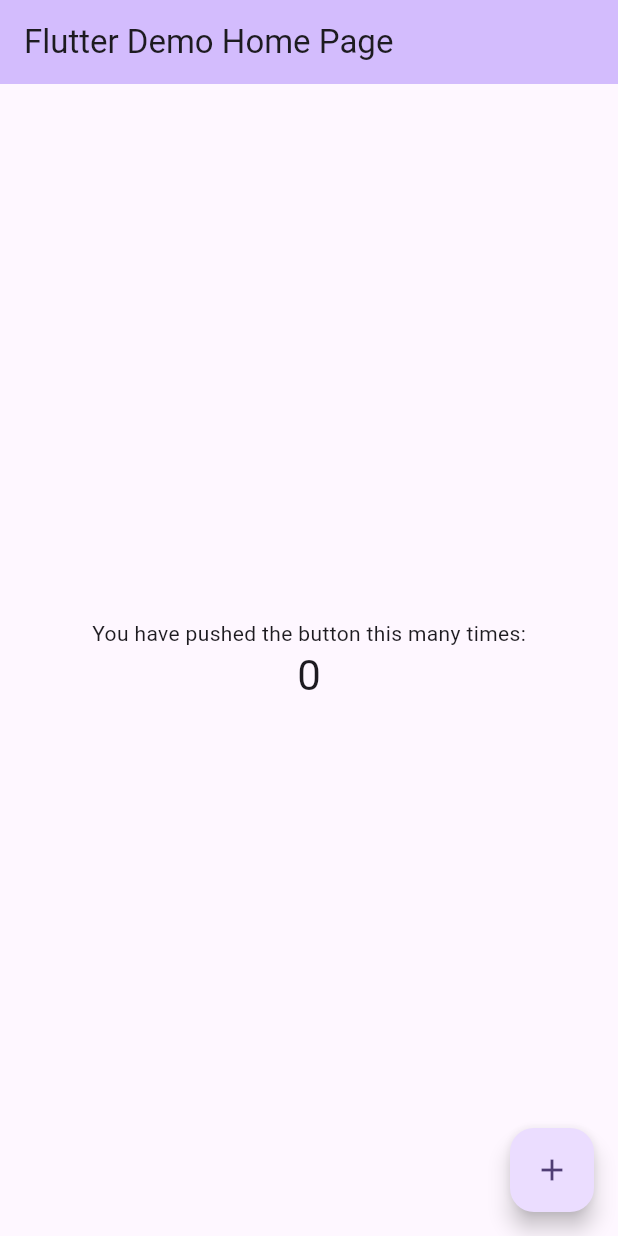
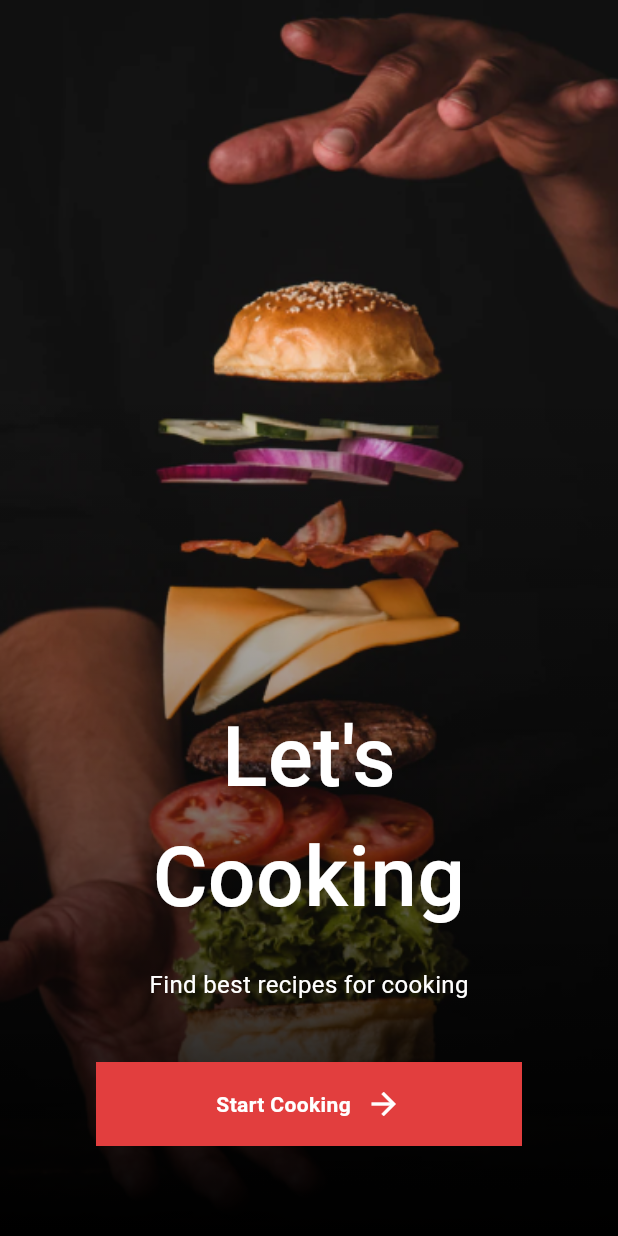
Before and after one commit to getgitedd/flutter_application_shopcart_figma, a Flutter app: the screen it shows after launch, on a phone screen of 412 x 824 dp. Run offline on Flutter 3.47's test engine with Material 3 defaults, Android fonts, the phone set to English and light mode, and no system bars.

Commit message:
initial commit

```diff
--- a/lib/main.dart
+++ b/lib/main.dart
@@ -1,4 +1,6 @@
 import 'package:flutter/material.dart';
+
+import 'package:flutter_application_neww/view/on_boardingScreen/onboradingscreen.dart';
 
 void main() {
   runApp(const MyApp());
@@ -11,115 +13,6 @@
   @override
   Widget build(BuildContext context) {
     return MaterialApp(
-      title: 'Flutter Demo',
-      theme: ThemeData(
-        // This is the theme of your application.
-        //
-        // TRY THIS: Try running your application with "flutter run". You'll see
-        // the application has a purple toolbar. Then, without quitting the app,
-        // try changing the seedColor in the colorScheme below to Colors.green
-        // and then invoke "hot reload" (save your changes or press the "hot
-        // reload" button in a Flutter-supported IDE, or press "r" if you used
-        // the command line to start the app).
-        //
-        // Notice that the counter didn't reset back to zero; the application
-        // state is not lost during the reload. To reset the state, use hot
-        // restart instead.
-        //
-        // This works for code too, not just values: Most code changes can be
-        // tested with just a hot reload.
-        colorScheme: ColorScheme.fromSeed(seedColor: Colors.deepPurple),
-        useMaterial3: true,
-      ),
-      home: const MyHomePage(title: 'Flutter Demo Home Page'),
-    );
+        debugShowCheckedModeBanner: false, home: OnboardingScreen());
   }
 }
-
-class MyHomePage extends StatefulWidget {
-  const MyHomePage({super.key, required this.title});
-
-  // This widget is the home page of your application. It is stateful, meaning
-  // that it has a State object (defined below) that contains fields that affect
-  // how it looks.
-
-  // This class is the configuration for the state. It holds the values (in this
-  // case the title) provided by the parent (in this case the App widget) and
-  // used by the build method of the State. Fields in a Widget subclass are
-  // always marked "final".
-
-  final String title;
-
-  @override
-  State<MyHomePage> createState() => _MyHomePageState();
-}
-
-class _MyHomePageState extends State<MyHomePage> {
-  int _counter = 0;
-
-  void _incrementCounter() {
-    setState(() {
-      // This call to setState tells the Flutter framework that something has
-      // changed in this State, which causes it to rerun the build method below
-      // so that the display can reflect the updated values. If we changed
-      // _counter without calling setState(), then the build method would not be
-      // called again, and so nothing would appear to happen.
-      _counter++;
-    });
-  }
-
-  @override
-  Widget build(BuildContext context) {
-    // This method is rerun every time setState is called, for instance as done
-    // by the _incrementCounter method above.
-    //
-    // The Flutter framework has been optimized to make rerunning build methods
-    // fast, so that you can just rebuild anything that needs updating rather
-    // than having to individually change instances of widgets.
-    return Scaffold(
-      appBar: AppBar(
-        // TRY THIS: Try changing the color here to a specific color (to
-        // Colors.amber, perhaps?) and trigger a hot reload to see the AppBar
-        // change color while the other colors stay the same.
-        backgroundColor: Theme.of(context).colorScheme.inversePrimary,
-        // Here we take the value from the MyHomePage object that was created by
-        // the App.build method, and use it to set our appbar title.
-        title: Text(widget.title),
-      ),
-      body: Center(
-        // Center is a layout widget. It takes a single child and positions it
-        // in the middle of the parent.
-        child: Column(
-          // Column is also a layout widget. It takes a list of children and
-          // arranges them vertically. By default, it sizes itself to fit its
-          // children horizontally, and tries to be as tall as its parent.
-          //
-          // Column has various properties to control how it sizes itself and
-          // how it positions its children. Here we use mainAxisAlignment to
-          // center the children vertically; the main axis here is the vertical
-          // axis because Columns are vertical (the cross axis would be
-          // horizontal).
-          //
-          // TRY THIS: Invoke "debug painting" (choose the "Toggle Debug Paint"
-          // action in the IDE, or press "p" in the console), to see the
-          // wireframe for each widget.
-          mainAxisAlignment: MainAxisAlignment.center,
-          children: <Widget>[
-            const Text(
-              'You have pushed the button this many times:',
-            ),
-            Text(
-              '$_counter',
-              style: Theme.of(context).textTheme.headlineMedium,
-            ),
-          ],
-        ),
-      ),
-      floatingActionButton: FloatingActionButton(
-        onPressed: _incrementCounter,
-        tooltip: 'Increment',
-        child: const Icon(Icons.add),
-      ), // This trailing comma makes auto-formatting nicer for build methods.
-    );
-  }
-}
--- /dev/null
+++ b/lib/model/utils/constants/color_connstants.dart
@@ -0,0 +1,5 @@
+import 'package:flutter/material.dart';
+
+class ColorConstants {
+  static const Color primaryColor = Color(0xFFE23E3E);
+}
--- /dev/null
+++ b/lib/model/utils/constants/image_constants.dart
@@ -0,0 +1,4 @@
+class ImageConstants {
+  static const String ONBOARDING_SCREEN_BG =
+      "assets/images/onboarding_background.png";
+}
--- /dev/null
+++ b/lib/view/on_boardingScreen/onboradingscreen.dart
@@ -0,0 +1,96 @@
+import 'package:flutter/material.dart';
+import 'package:flutter_application_neww/model/utils/constants/color_connstants.dart';
+import 'package:flutter_application_neww/model/utils/constants/image_constants.dart';
+
+class OnboardingScreen extends StatelessWidget {
+  const OnboardingScreen({super.key});
+
+  @override
+  Widget build(BuildContext context) {
+    return Scaffold(
+      body: Stack(
+        children: [
+          _background_image(),
+          _buildgradient_section(),
+        ],
+      ),
+    );
+  }
+
+  Widget _buildgradient_section() {
+    return Positioned(
+      bottom: 0,
+      left: 0,
+      right: 0,
+      child: Container(
+        padding: const EdgeInsets.symmetric(horizontal: 64, vertical: 60),
+        decoration: BoxDecoration(
+          gradient: LinearGradient(
+            colors: [Colors.transparent, Colors.black],
+            begin: Alignment.topCenter,
+            end: Alignment.bottomCenter,
+          ),
+        ),
+        child: Column(
+            mainAxisSize: MainAxisSize.min,
+            mainAxisAlignment: MainAxisAlignment.center,
+            children: [
+              SizedBox(
+                height: 150,
+              ),
+              Text(
+                "Let's Cooking",
+                textAlign: TextAlign.center,
+                style: const TextStyle(
+                  fontSize: 56,
+                  fontWeight: FontWeight.w500,
+                  color: Colors.white,
+                ),
+              ),
+              SizedBox(
+                height: 20,
+              ),
+              Text(
+                "Find best recipes for cooking",
+                style: TextStyle(fontSize: 16, color: Colors.white),
+              ),
+              SizedBox(
+                height: 40,
+              ),
+              Container(
+                padding: EdgeInsets.symmetric(horizontal: 32, vertical: 16),
+                color: ColorConstants.primaryColor,
+                child: Row(
+                  mainAxisAlignment: MainAxisAlignment.center,
+                  children: [
+                    Text(
+                      "Start Cooking",
+                      style: TextStyle(
+                          color: Colors.white, fontWeight: FontWeight.bold),
+                    ),
+                    SizedBox(
+                      width: 10,
+                    ),
+                    Icon(
+                      Icons.arrow_forward,
+                      color: Colors.white,
+                    )
+                  ],
+                ),
+              ),
+            ]),
+      ),
+    );
+  }
+
+  Container _background_image() {
+    return Container(
+      decoration: BoxDecoration(
+        image: DecorationImage(
+          image: AssetImage(ImageConstants.ONBOARDING_SCREEN_BG),
+          fit: BoxFit.cover,
+        ),
+      ),
+    );
+  }
+}
--- a/pubspec.yaml
+++ b/pubspec.yaml
@@ -59,9 +59,8 @@ flutter:
   uses-material-design: true
 
   # To add assets to your application, add an assets section, like this:
-  # assets:
-  #   - images/a_dot_burr.jpeg
-  #   - images/a_dot_ham.jpeg
+  assets:
+    - assets/images/
 
   # An image asset can refer to one or more resolution-specific "variants", see
   # https://flutter.dev/assets-and-images/#resolution-aware
```
Also changed, not shown: assets/images/onboarding_background.png (added), lib/view/home_screen.dart/home_screen.dart (deleted).
